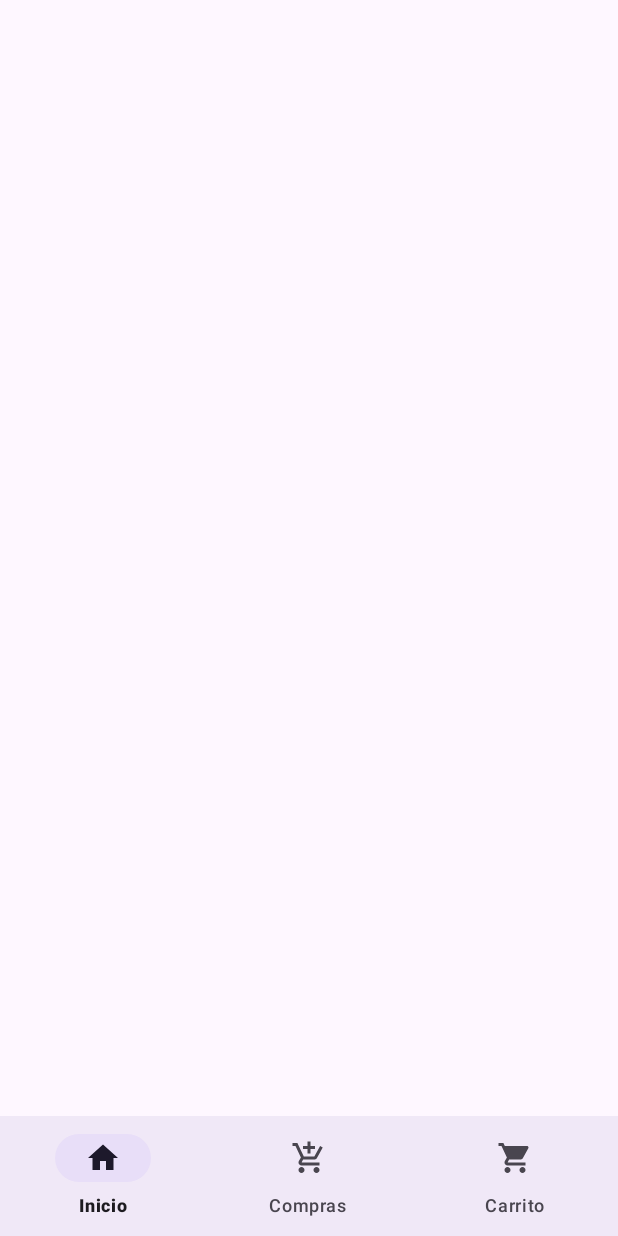
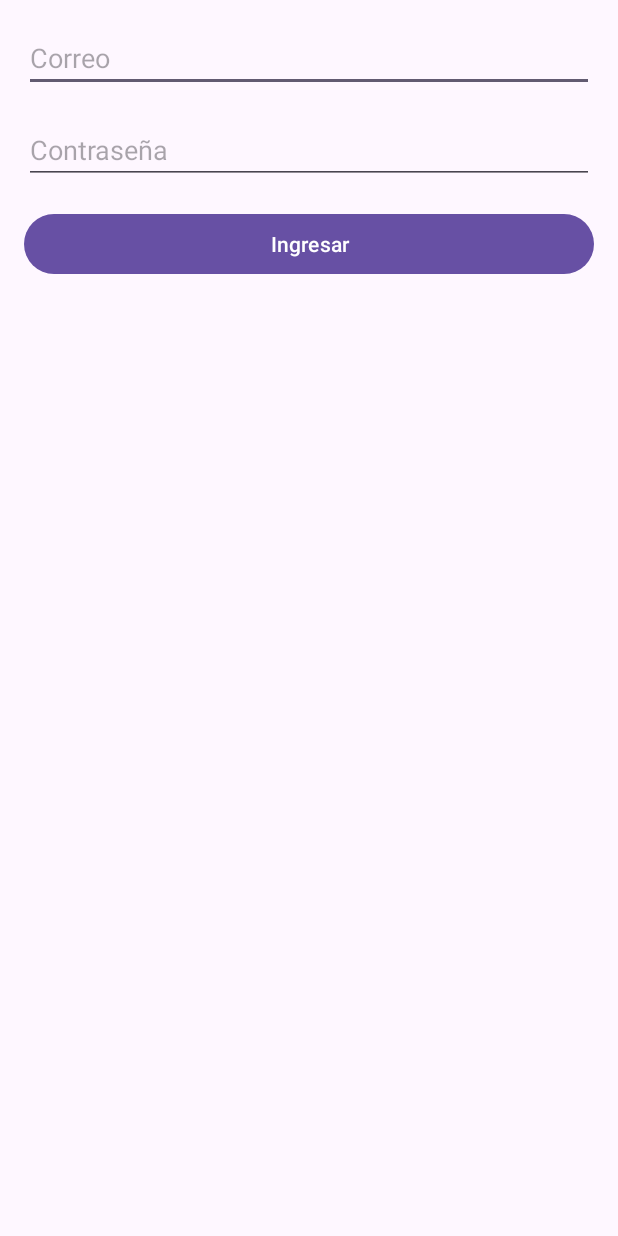
Before and after one commit to YonyVilca/Fin, an Android app: the screen it shows after launch (MainActivity before the commit, LoginActivity after it), on a phone screen of 412 x 824 dp. Run offline under Robolectric (Android 15) with nearby library versions, the phone set to English and light mode, and no system bars.

Commit message:
realizando la navegacion del login

```diff
--- a/app/src/main/res/layout/activity_login.xml
+++ b/app/src/main/res/layout/activity_login.xml
@@ -1,10 +1,31 @@
 <?xml version="1.0" encoding="utf-8"?>
-<androidx.constraintlayout.widget.ConstraintLayout xmlns:android="http://schemas.android.com/apk/res/android"
-    xmlns:app="http://schemas.android.com/apk/res-auto"
-    xmlns:tools="http://schemas.android.com/tools"
-    android:id="@+id/main"
+<RelativeLayout xmlns:android="http://schemas.android.com/apk/res/android"
     android:layout_width="match_parent"
     android:layout_height="match_parent"
-    tools:context=".LoginActivity">
+    android:padding="16dp">
 
-</androidx.constraintlayout.widget.ConstraintLayout>
+    <EditText
+        android:id="@+id/editTextEmail"
+        android:layout_width="match_parent"
+        android:layout_height="wrap_content"
+        android:hint="Correo"
+        android:inputType="textEmailAddress" />
+
+    <EditText
+        android:id="@+id/editTextPassword"
+        android:layout_width="match_parent"
+        android:layout_height="wrap_content"
+        android:layout_below="@id/editTextEmail"
+        android:layout_marginTop="16dp"
+        android:hint="Contraseña"
+        android:inputType="textPassword" />
+
+    <Button
+        android:id="@+id/buttonLogin"
+        android:layout_width="match_parent"
+        android:layout_height="wrap_content"
+        android:layout_below="@id/editTextPassword"
+        android:layout_marginTop="16dp"
+        android:text="Ingresar" />
+
+</RelativeLayout>
```
Also changed, not shown: app/src/main/AndroidManifest.xml (+6 -5 lines), app/src/main/java/com/example/f/LoginActivity.kt (+23 -8 lines), app/src/main/java/com/example/f/MainActivity.kt (line endings or trailing spaces).
